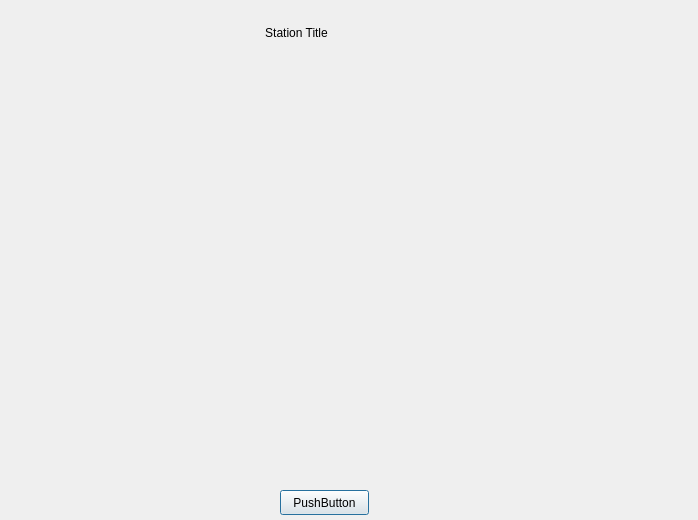
Above: src/uistation.ui from dibydrams/raspparispi before the change. Below: the same form after it.
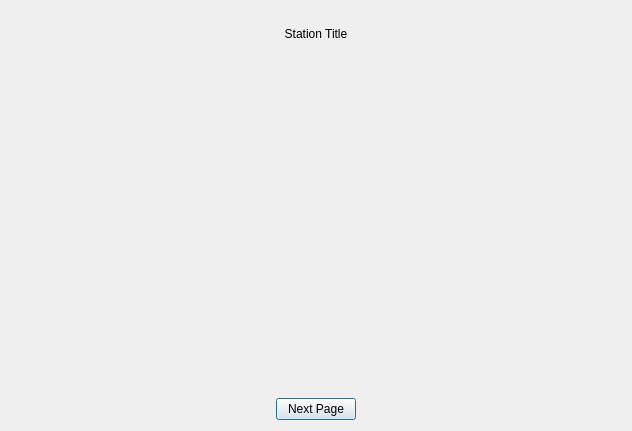
That is the form after the change.

What changed in the file:
```diff
--- a/src/uistation.ui
+++ b/src/uistation.ui
@@ -6,32 +6,18 @@
    <rect>
     <x>0</x>
     <y>0</y>
-    <width>698</width>
-    <height>520</height>
+    <width>632</width>
+    <height>431</height>
    </rect>
   </property>
   <property name="windowTitle">
    <string>Dialog</string>
   </property>
-  <widget class="QStackedWidget" name="StackedView">
-   <property name="geometry">
-    <rect>
-     <x>29</x>
-     <y>49</y>
-     <width>601</width>
-     <height>401</height>
-    </rect>
-   </property>
-  </widget>
+  <layout class="QHBoxLayout" name="horizontalLayout">
+   <item>
+    <layout class="QVBoxLayout" name="verticalLayout">
+     <item>
   <widget class="QLabel" name="TitleLabel">
-   <property name="geometry">
-    <rect>
-     <x>226</x>
-     <y>10</y>
-     <width>141</width>
-     <height>45</height>
-    </rect>
-   </property>
    <property name="minimumSize">
     <size>
      <width>0</width>
@@ -45,19 +31,27 @@
     <set>Qt::AlignCenter</set>
    </property>
   </widget>
+     </item>
+     <item>
+      <widget class="QStackedWidget" name="StackedView">
+       <property name="minimumSize">
+        <size>
+         <width>300</width>
+         <height>200</height>
+        </size>
+       </property>
+      </widget>
+     </item>
+     <item alignment="Qt::AlignHCenter">
   <widget class="QPushButton" name="ButtonNextPage">
-   <property name="geometry">
-    <rect>
-     <x>280</x>
-     <y>490</y>
-     <width>89</width>
-     <height>25</height>
-    </rect>
-   </property>
    <property name="text">
-    <string>PushButton</string>
-   </property>
-  </widget>
+        <string>Next Page</string>
+       </property>
+      </widget>
+     </item>
+    </layout>
+   </item>
+  </layout>
  </widget>
  <resources/>
  <connections/>
```
Lines whose indentation alone changed are shown as unchanged.
